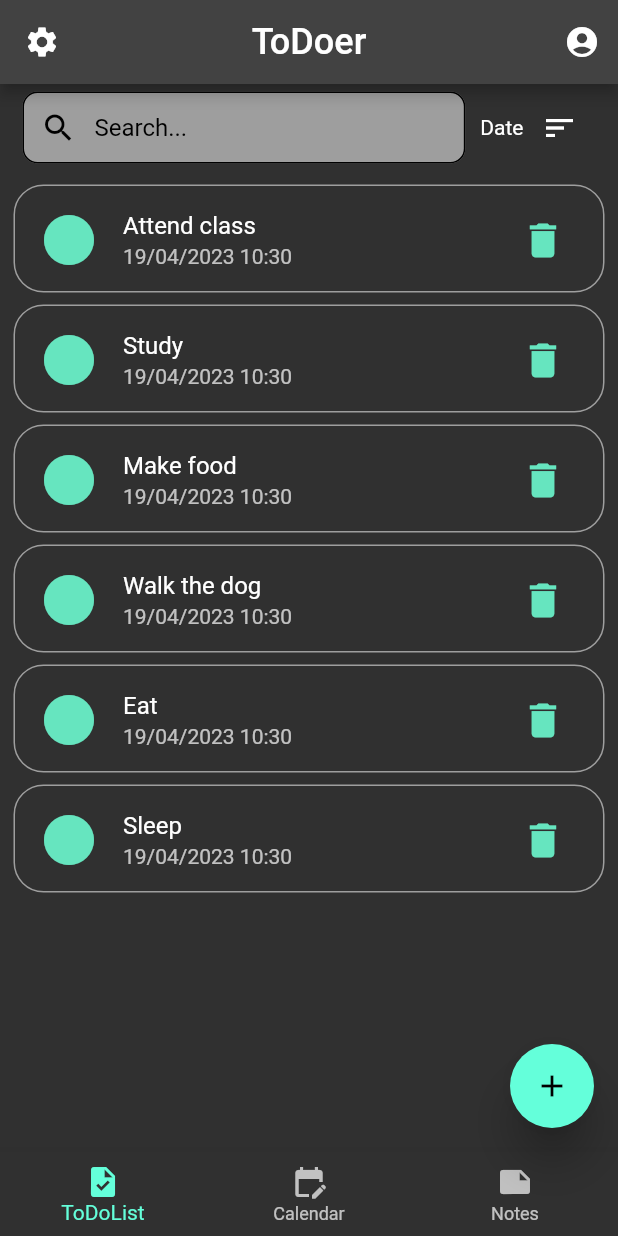
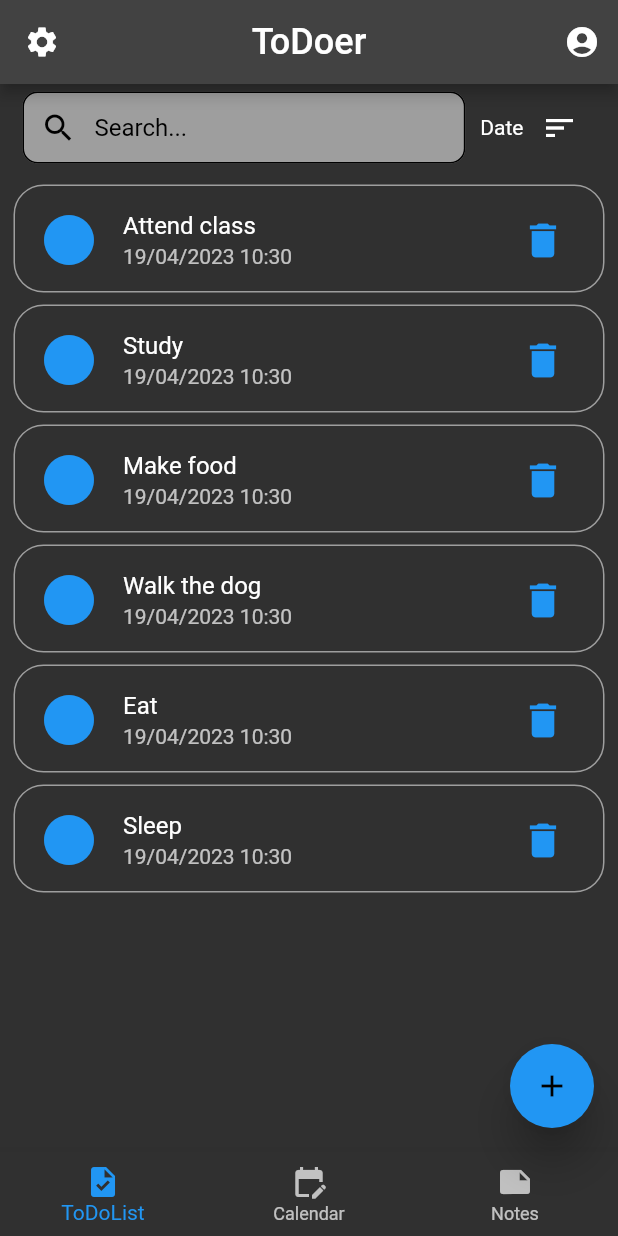
Before and after one commit to dtuukkanen/ToDo, a Flutter app: the screen it shows after launch, on a phone screen of 412 x 824 dp. Run offline on Flutter 3.47's test engine with Material 2 defaults, Android fonts, the phone set to English and light mode, and no system bars.

Commit message:
Fixed more colors

```diff
--- a/lib/main.dart
+++ b/lib/main.dart
@@ -52,13 +52,13 @@ class _MainAppState extends State<MainApp> {
             leading: const Icon(
               Icons.circle,
               size: 40,
-              color: Color.fromARGB(240, 105, 240, 200),
+              color: Colors.blue,
             ),
             trailing: IconButton(
               icon: const Icon(
                 Icons.delete,
                 size: 30,
-                color: Color.fromARGB(240, 105, 240, 200),
+                color: Colors.blue,
               ),
               onPressed: () {
                 setState(() {
@@ -74,6 +74,7 @@ class _MainAppState extends State<MainApp> {
 
   Widget floatingActionButton() {
     return FloatingActionButton(
+        backgroundColor: Colors.blue,
         elevation: 12,
         child: const Icon(Icons.add),
         onPressed: () {
@@ -161,6 +162,7 @@ class _MainAppState extends State<MainApp> {
 
   BottomNavigationBar bottomNavigationBar(BuildContext context) {
     return BottomNavigationBar(
+      selectedItemColor: Colors.blue,
       items: const [
         BottomNavigationBarItem(
           icon: Icon(Icons.task),
```
